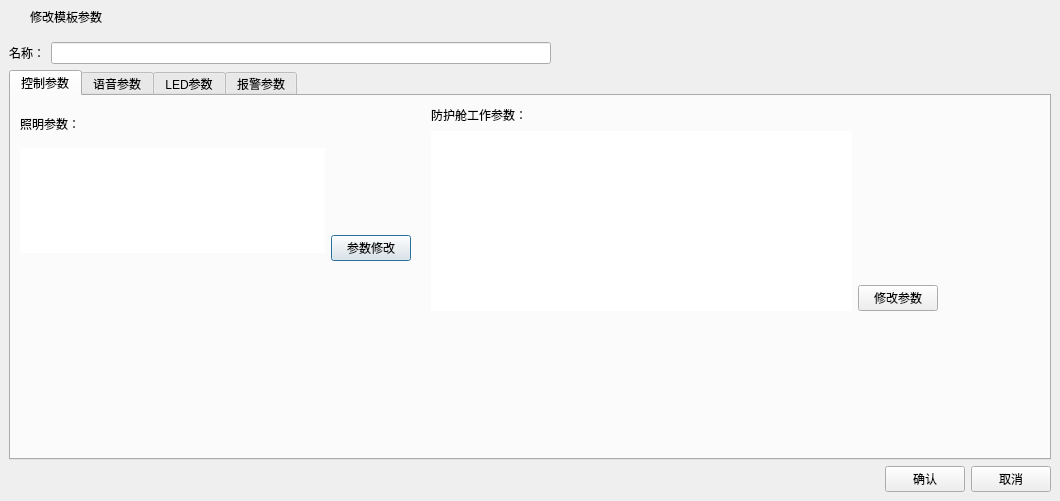
Before: the Qt Designer form frmmodulepara.ui in github188/EntranceGuard, drawn with Qt 5.
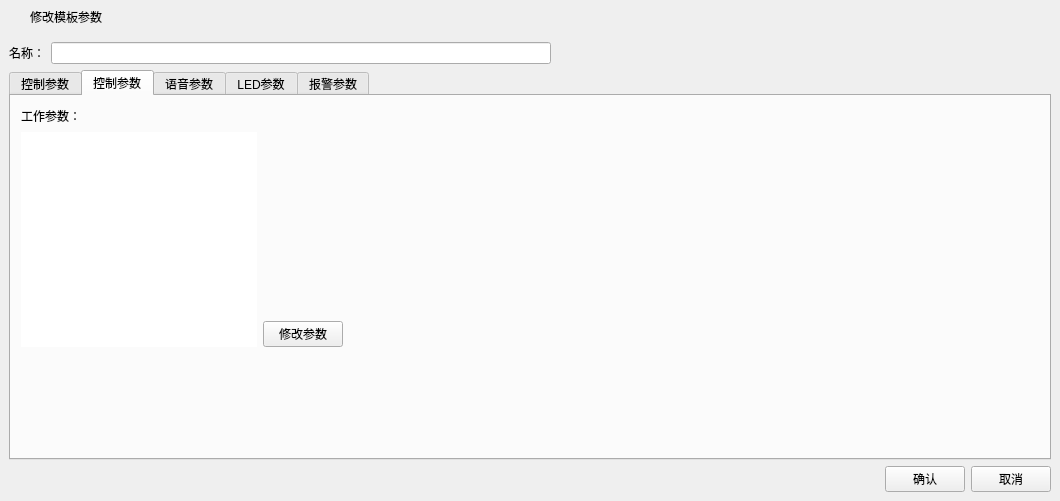
After: the same form once the commit is applied. Icons and pictures are not drawn.

Commit message: 修改完模板按版本功能，增加删除修改导入导出

What changed in the file:
```diff
--- a/frmmodulepara.ui
+++ b/frmmodulepara.ui
@@ -306,7 +306,7 @@
          <string notr="true"/>
         </property>
         <property name="currentIndex">
-         <number>0</number>
+         <number>1</number>
         </property>
         <widget class="QWidget" name="tabSlavePara">
          <attribute name="title">
@@ -608,6 +608,103 @@
           </item>
          </layout>
         </widget>
+        <widget class="QWidget" name="tabSlaveJCJPara">
+         <attribute name="title">
+          <string>控制参数</string>
+         </attribute>
+         <widget class="QWidget" name="layoutWidget_2">
+          <property name="geometry">
+           <rect>
+            <x>10</x>
+            <y>10</y>
+            <width>322</width>
+            <height>241</height>
+           </rect>
+          </property>
+          <layout class="QHBoxLayout" name="horizontalLayout_37">
+           <item>
+            <layout class="QVBoxLayout" name="verticalLayout_46">
+             <item>
+              <layout class="QHBoxLayout" name="horizontalLayout_38">
+               <item>
+                <widget class="QLabel" name="label_8">
+                 <property name="text">
+                  <string>工作参数：</string>
+                 </property>
+                </widget>
+               </item>
+               <item>
+                <spacer name="horizontalSpacer_42">
+                 <property name="orientation">
+                  <enum>Qt::Horizontal</enum>
+                 </property>
+                 <property name="sizeHint" stdset="0">
+                  <size>
+                   <width>40</width>
+                   <height>20</height>
+                  </size>
+                 </property>
+                </spacer>
+               </item>
+              </layout>
+             </item>
+             <item>
+              <widget class="QTableWidget" name="tableWidgeCjc">
+               <property name="minimumSize">
+                <size>
+                 <width>235</width>
+                 <height>0</height>
+                </size>
+               </property>
+               <property name="maximumSize">
+                <size>
+                 <width>491</width>
+                 <height>220</height>
+                </size>
+               </property>
+               <property name="focusPolicy">
+                <enum>Qt::NoFocus</enum>
+               </property>
+               <property name="styleSheet">
+                <string notr="true">border: 0px solid #B8B8B8;</string>
+               </property>
+               <property name="editTriggers">
+                <set>QAbstractItemView::NoEditTriggers</set>
+               </property>
+               <property name="selectionMode">
+                <enum>QAbstractItemView::NoSelection</enum>
+               </property>
+              </widget>
+             </item>
+            </layout>
+           </item>
+           <item>
+            <layout class="QVBoxLayout" name="verticalLayout_47">
+             <item>
+              <spacer name="verticalSpacer_11">
+               <property name="orientation">
+                <enum>Qt::Vertical</enum>
+               </property>
+               <property name="sizeHint" stdset="0">
+                <size>
+                 <width>20</width>
+                 <height>148</height>
+                </size>
+               </property>
+              </spacer>
+             </item>
+             <item>
+              <widget class="QPushButton" name="btnSetCjcPara">
+               <property name="text">
+                <string>修改参数</string>
+               </property>
+              </widget>
+             </item>
+            </layout>
+           </item>
+          </layout>
+         </widget>
+        </widget>
         <widget class="QWidget" name="tabVoicePara">
          <attribute name="title">
           <string>语音参数</string>
```
Left out of the diff: 18 changed lines with no effect on the pictures. The commit also changes 9 other files.
